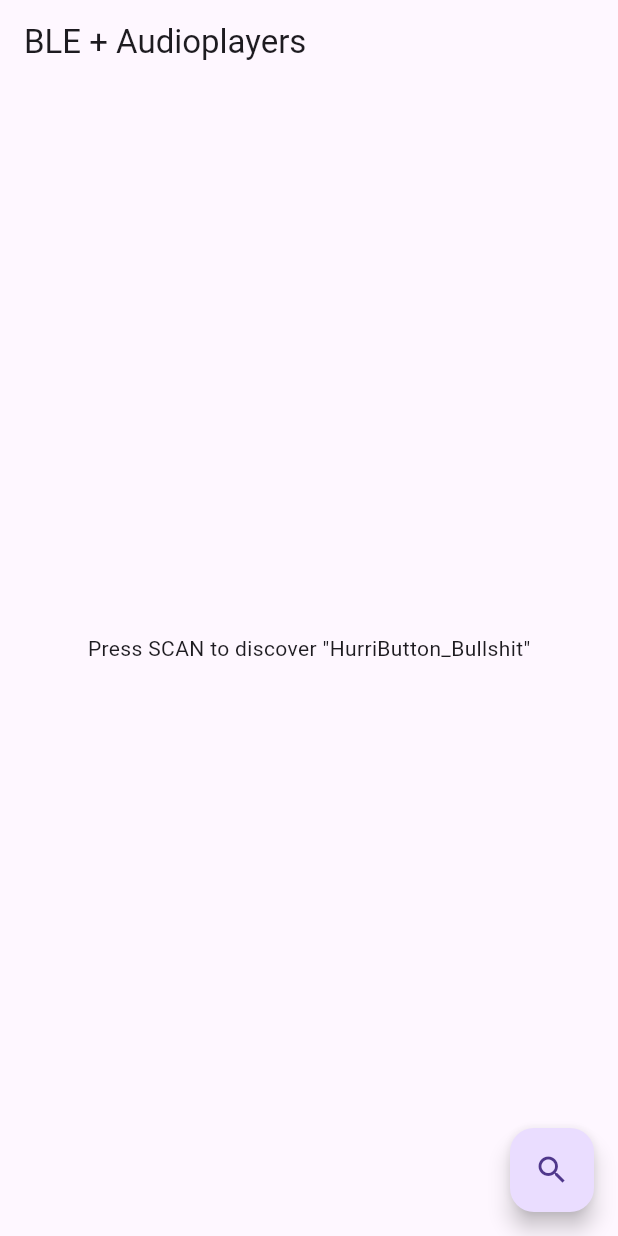
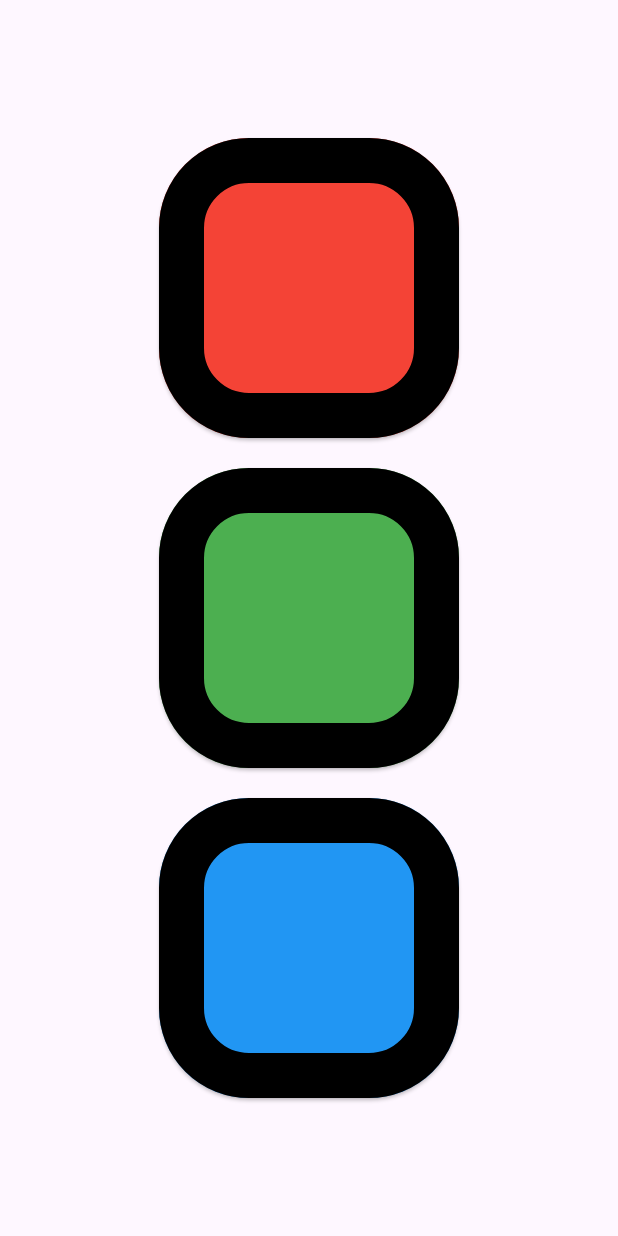
Before and after one commit to Hurri-Game/SmartphoneApp, a Flutter app: the screen it shows after launch, on a phone screen of 412 x 824 dp. Run offline on Flutter 3.47's test engine with Material 3 defaults, Android fonts, the phone set to English and light mode, and no system bars; our stand-ins replace audioplayers, flutter_blue.

Commit message:
add game_button class to project

```diff
--- /dev/null
+++ b/lib/game_button.dart
@@ -0,0 +1,32 @@
+import 'package:flutter/material.dart';
+
+class GameButton extends StatelessWidget {
+  GameButton(this.color, {super.key});
+
+  var color = Colors.red;
+
+  @override
+  Widget build(BuildContext context) {
+    return ElevatedButton(
+      style: ElevatedButton.styleFrom(
+        // Button's exact size
+        fixedSize: const Size(200, 200), // width=80, height=80 (square)
+        backgroundColor: color,
+        side: const BorderSide(
+          color: Colors.black,
+          width: 30,
+        ),
+        shape: RoundedRectangleBorder(
+          borderRadius: BorderRadius.circular(60),
+        ),
+      ),
+      onPressed: () {
+        // onPressed logic
+      },
+      child: const Text(
+        '',
+        style: TextStyle(fontWeight: FontWeight.bold),
+      ),
+    );
+  }
+}
--- a/lib/main.dart
+++ b/lib/main.dart
@@ -3,6 +3,7 @@ import 'package:flutter/material.dart';
 import 'package:flutter_blue/flutter_blue.dart';
 import 'package:audioplayers/audioplayers.dart';
 import 'package:flutter/services.dart';
+import 'package:hurrigame/game_button.dart';
 
 void main() {
   runApp(const MyApp());
@@ -14,7 +15,7 @@ class MyApp extends StatelessWidget {
   @override
   Widget build(BuildContext context) {
     return MaterialApp(
-      title: 'BLE + Audioplayers 6.x Demo',
+      title: 'Hurrigame',
       theme: ThemeData(primarySwatch: Colors.blue),
       home: const BleAudioPage(),
     );
@@ -31,9 +32,6 @@ class BleAudioPage extends StatefulWidget {
 class _BleAudioPageState extends State<BleAudioPage> {
   final flutterBlue = FlutterBlue.instance;
   StreamSubscription<ScanResult>? _scanSubscription;
-  bool _isScanning = false;
-  String _statusText = 'Press SCAN to discover "HurriButton_Bullshit"';
-  BluetoothDevice? _hurriButtonDevice;
 
   final AudioPlayer _audioPlayer = AudioPlayer();
   static const _audioControlChannel = MethodChannel('com.example.audio_control');
@@ -44,6 +42,7 @@ class _BleAudioPageState extends State<BleAudioPage> {
     _audioPlayer.onPlayerComplete.listen((event) {
       debugPrint("Audio playback complete. Now deactivating audio session.");
       _deactivateAudioSession();
+      _startScan();
     });
     _configureIosAudioSession();
   }
@@ -74,28 +73,15 @@ class _BleAudioPageState extends State<BleAudioPage> {
   void _startScan() async {
     await _stopScan();
 
-    setState(() {
-      _isScanning = true;
-      _statusText = 'Scanning...';
-      _hurriButtonDevice = null;
-    });
-
     _scanSubscription = flutterBlue.scan().listen((result) {
       final device = result.device;
       final deviceName = device.name.trim();
 
       // Look for the "HurriButton_Bullshit" name
       if (deviceName == 'HurriButton_Bullshit') {
-        setState(() {
-          _hurriButtonDevice = device;
-          _statusText = 'Found $deviceName (${device.id})';
-        });
-
         _playBeep();    // Duck others and play beep
-        _stopScan();
       }
     }, onError: (error) {
-      setState(() => _statusText = 'Scan error: $error');
       _stopScan();
     });
   }
@@ -105,7 +91,6 @@ class _BleAudioPageState extends State<BleAudioPage> {
       await _scanSubscription!.cancel();
       _scanSubscription = null;
     }
-    setState(() => _isScanning = false);
     await flutterBlue.stopScan();
   }
 
@@ -115,7 +100,7 @@ class _BleAudioPageState extends State<BleAudioPage> {
     try {
       await _audioPlayer.play(AssetSource('sounds/2024.mp3'));
     } catch (e) {
-      setState(() => _statusText = 'Error playing sound: $e');
+      print(e);
     }
   }
 
@@ -128,21 +113,18 @@ class _BleAudioPageState extends State<BleAudioPage> {
   @override
   Widget build(BuildContext context) {
     return Scaffold(
-      appBar: AppBar(title: const Text('BLE + Audioplayers')),
+      //appBar: AppBar(title: const Text('Hurrigame')),
       body: Center(
         child: Column(
           mainAxisAlignment: MainAxisAlignment.center,
           children: <Widget>[
-            Text(_statusText),
-            const SizedBox(height: 16),
-            if (_hurriButtonDevice != null)
-              Text('Device: ${_hurriButtonDevice!.name} (${_hurriButtonDevice!.id})'),
+            GameButton(Colors.red),
+            SizedBox(height: 20),
+            GameButton(Colors.green),
+            SizedBox(height: 20),
+            GameButton(Colors.blue),
           ],
         ),
-      ),
-      floatingActionButton: FloatingActionButton(
-        onPressed: _isScanning ? _stopScan : _startScan,
-        child: Icon(_isScanning ? Icons.stop : Icons.search),
       ),
     );
   }
```
